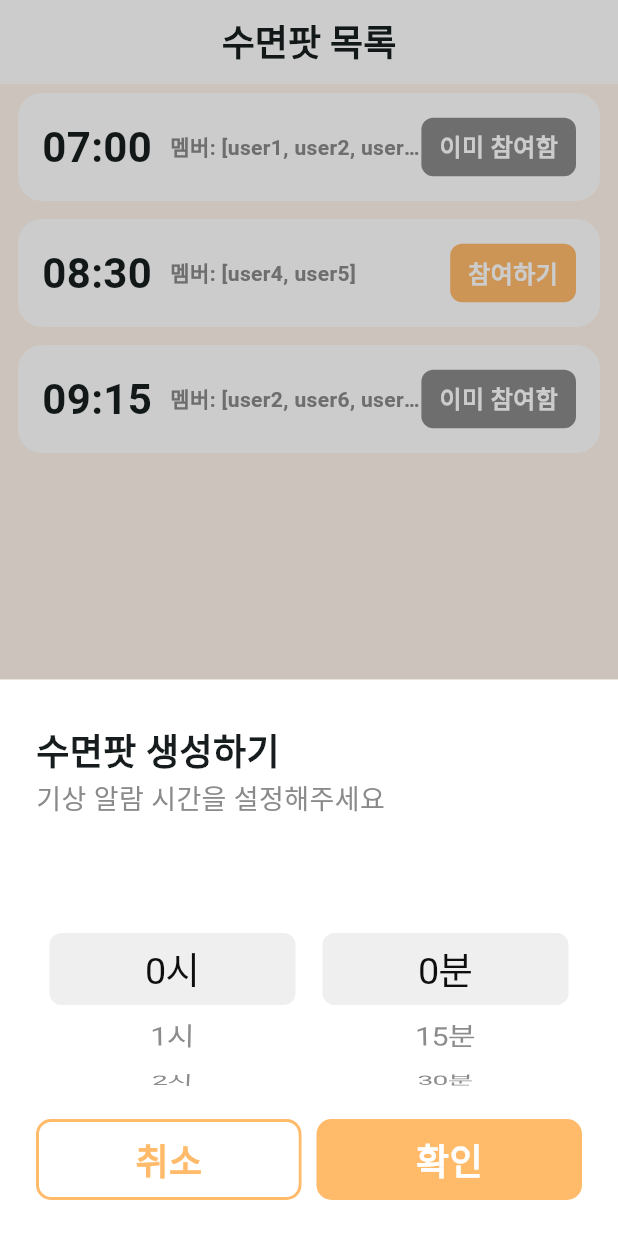
After one commit to joon363/IT_ARENA_GIPO_frontend, a Flutter app: the SleepPartyListScreen screen opened by its route, after a tap on the "alarm add" icon, on a phone screen of 412 x 824 dp. The commit adds this screen. Run offline on Flutter 3.47's test engine with Material 3 defaults, Android fonts, the light colour scheme and no system bars; our stand-ins replace camera.

Commit message:
Feat: Implemented Party screen

```diff
--- a/lib/connections/api_calls.dart
+++ b/lib/connections/api_calls.dart
@@ -2,6 +2,7 @@ import 'dart:convert';
 import 'dart:io';
 import 'package:http/http.dart' as http;
 import 'package:flutter/services.dart';
+import '../models/party_model.dart';
 import '../models/userStatus.dart';
 import '../models/friend_model.dart';
 
@@ -130,3 +131,27 @@ Future<List<Friend>> fetchFriends() async {
     throw Exception('Failed to load friends');
   }
 }
+
+Future<List<AlarmParty>> fetchAlarmParties() async {
+  await Future.delayed(const Duration(seconds: 1)); // 네트워크 지연 시뮬레이션
+
+  final responseData = [
+    {
+      "time": "07:00",
+      "members": ["user1", "user2", "user3"],
+      "isParticipating": true,
+    },
+    {
+      "time": "08:30",
+      "members": ["user4", "user5"],
+      "isParticipating": false,
+    },
+    {
+      "time": "09:15",
+      "members": ["user2", "user6", "user7", "user8"],
+      "isParticipating": true,
+    },
+  ];
+
+  return responseData.map((json) => AlarmParty.fromJson(json)).toList();
+}
--- a/lib/main.dart
+++ b/lib/main.dart
@@ -3,6 +3,7 @@ import 'themes.dart';
 import 'screens/home_screen.dart';
 import 'screens/alarm_screen.dart';
 import 'screens/friends_screen.dart';
+import 'screens/sleep_party_list_screen.dart';
 
 void main()  {
   runApp(const MyApp());
@@ -18,11 +19,12 @@ class MyApp extends StatelessWidget {
       title: 'ITARENA',
       theme: AppTheme.lightTheme(context),
       // 첫 화면: 로그인
-      initialRoute: '/friends',
+      initialRoute: '/',
       routes: {
         '/': (context) => const HomeScreen(),
         '/alarm': (context) => const AlarmScreen(),
         '/friends': (context) => const FriendsScreen(),
+        '/sleepPartyList': (context) => const SleepPartyListScreen(),
       },
     );
   }
--- /dev/null
+++ b/lib/models/party_model.dart
@@ -0,0 +1,19 @@
+class AlarmParty {
+  final String time;          // "08:30" 형식
+  final List<String> members; // 멤버 이름 목록
+  bool isParticipating; // 나의 참여 여부
+
+  AlarmParty({
+    required this.time,
+    required this.members,
+    required this.isParticipating,
+  });
+
+  factory AlarmParty.fromJson(Map<String, dynamic> json) {
+    return AlarmParty(
+      time: json['time'],
+      members: List<String>.from(json['members']),
+      isParticipating: json['isParticipating'],
+    );
+  }
+}
--- /dev/null
+++ b/lib/screens/sleep_party_list_screen.dart
@@ -0,0 +1,271 @@
+import 'package:flutter/material.dart';
+import '../connections/api_calls.dart';
+import '../models/party_model.dart';
+import '../themes.dart';
+import 'package:flutter/cupertino.dart';
+class SleepPartyListScreen extends StatefulWidget {
+  const SleepPartyListScreen({super.key});
+
+  @override
+  State<SleepPartyListScreen> createState() => _SleepPartyListScreenState();
+}
+
+class _SleepPartyListScreenState extends State<SleepPartyListScreen> {
+  late Future<List<AlarmParty>> _alarmPartiesFuture;
+  Duration duration = const Duration(hours: 1, minutes: 30);
+  int selectedHour = 0;
+  int selectedMinute = 0;
+  final List<int> hours = List.generate(24, (index) => index);
+  final List<int> minutes = [0, 15, 30, 45];
+
+  // This shows a CupertinoModalPopup with a reasonable fixed height which hosts
+  // a CupertinoTimerPicker.
+  void _showDialog(Widget child) {
+    showCupertinoModalPopup<void>(
+      context: context,
+      builder: (BuildContext context) => Container(
+        padding: const EdgeInsets.only(top: 6.0),
+        // The bottom margin is provided to align the popup above the system
+        // navigation bar.
+        margin: EdgeInsets.only(bottom: MediaQuery.of(context).viewInsets.bottom),
+        // Provide a background color for the popup.
+        color: CupertinoColors.systemBackground.resolveFrom(context),
+        // Use a SafeArea widget to avoid system overlaps.
+        child: Material(
+          child: Container(
+            padding: EdgeInsets.all(24),
+            decoration: BoxDecoration(
+              borderRadius: BorderRadius.circular(16)
+            ),
+            child: Column(
+              mainAxisSize: MainAxisSize.min,
+              crossAxisAlignment: CrossAxisAlignment.start,
+              children: [
+                Text("수면팟 생성하기", style: TextStyle(fontSize: 24, fontWeight: FontWeight.bold),),
+                Text("기상 알람 시간을 설정해주세요", style: TextStyle(fontSize: 18, color: gray),),
+                child,
+                Row(
+                  spacing: 10,
+                  children: [
+                    Expanded(
+                      child: Container(
+                        alignment: Alignment.center,
+                        decoration: BoxDecoration(
+                          border: Border.all(color: orange, width: 2),
+                          borderRadius: BorderRadius.circular(10),
+                        ),
+                        child: Material(
+                          color: Colors.white,
+                          borderRadius: BorderRadius.circular(10),
+                          child: InkWell(
+                            borderRadius: BorderRadius.circular(10),
+                            highlightColor: Colors.white10,
+                            onTap: () {
+                              Navigator.pop(context);
+                            },
+                            child: Container(
+                              width: double.infinity,  // ✅ InkWell이 전체 채우게
+                              //height: double.infinity, // ✅ 높이도 맞춰줌
+                              alignment: Alignment.center,
+                              padding: const EdgeInsets.symmetric(vertical: 8, horizontal: 16),
+                              child: Text(
+                                "취소",
+                                style: TextStyle(
+                                  fontSize: 24,
+                                  fontWeight: FontWeight.bold,
+                                  color: orange,
+                                ),
+                              ),
+                            ),
+                          ),
+                        ),
+                      )
+
+                    ),
+                    Expanded(child: Container(
+                      alignment: Alignment.center,
+                      decoration: BoxDecoration(
+                        border: Border.all(color: orange, width: 2),
+                        borderRadius: BorderRadius.circular(10),
+                        color: orange
+                      ),
+                      child: Material(
+                        color: Colors.transparent,
+                        borderRadius: BorderRadius.circular(10),
+                        child: InkWell(
+                          borderRadius: BorderRadius.circular(10),
+                          //highlightColor: Colors.white10,
+                          onTap: () {
+                            // TODO: 서버에 요청
+                            Navigator.pop(context);
+                          },
+                          child: Container(
+                            width: double.infinity,  // ✅ InkWell이 전체 채우게
+                            //height: double.infinity, // ✅ 높이도 맞춰줌
+                            alignment: Alignment.center,
+                            padding: const EdgeInsets.symmetric(vertical: 8, horizontal: 16),
+                            child: Text(
+                              "확인",
+                              style: TextStyle(fontSize: 24, fontWeight:FontWeight.bold, color: Colors.white),
+                            ),
+                          ),
+                        ),
+                      ),
+                    )
+
+                    ),
+                  ],
+                )
+              ],)
+          ),
+        )
+      ),
+    );
+  }
+
+  @override
+  void initState() {
+    super.initState();
+    _alarmPartiesFuture = fetchAlarmParties();
+  }
+
+  @override
+  Widget build(BuildContext context) {
+    const double itemExtent = 40.0;
+
+    return Scaffold(
+      appBar: AppBar(automaticallyImplyLeading: false, title: const Text("수면팟 목록", style: TextStyle(fontSize: 24, fontWeight: FontWeight.bold))),
+      backgroundColor: backGround,
+      body: FutureBuilder<List<AlarmParty>>(
+        future: _alarmPartiesFuture,
+        builder: (context, snapshot) {
+          if (snapshot.connectionState == ConnectionState.waiting) {
+            return const Center(child: CircularProgressIndicator());
+          } else if (snapshot.hasError) {
+            return Center(child: Text("오류 발생: ${snapshot.error}"));
+          } else if (!snapshot.hasData || snapshot.data!.isEmpty) {
+            return const Center(child: Text("참여 가능한 파티가 없습니다."));
+          }
+
+          final parties = snapshot.data!;
+
+          return ListView.builder(
+            itemCount: parties.length,
+            itemBuilder: (context, index) {
+              final party = parties[index];
+              return Container(
+                margin: EdgeInsets.symmetric(horizontal: 12, vertical: 6),
+                padding: EdgeInsets.all(16),
+                decoration: BoxDecoration(
+                  borderRadius: BorderRadius.circular(16),
+                  color: Colors.white
+                ),
+                child: Row(
+                  mainAxisAlignment: MainAxisAlignment.spaceBetween,
+                  children: [
+                    Expanded(
+                      child: Row(
+                        spacing: 12,
+                        children: [
+                          Text(party.time, style: TextStyle(fontSize: 28, fontWeight: FontWeight.bold),),
+                          Expanded(child: Text('멤버: ${party.members.toString()}',
+                              style: TextStyle(color: gray, fontSize: 14, fontWeight: FontWeight.bold, overflow: TextOverflow.ellipsis)),
+                          )
+                        ],
+                      ),
+                    ),
+                    Material(
+                      color: party.isParticipating ? gray : orange,
+                      borderRadius: BorderRadius.circular(8),
+                      elevation: 0,
+                      child: InkWell(
+                        borderRadius: BorderRadius.circular(8),
+                        enableFeedback: !party.isParticipating,
+                        onTap: party.isParticipating
+                            ? null
+                            : () {
+                          //TODO: call API;
+                        },
+                        splashColor: party.isParticipating ? Colors.transparent : null,
+                        highlightColor: party.isParticipating ? Colors.transparent : null,
+                        child: Container(
+                          height: 39,
+                          padding: const EdgeInsets.symmetric(horizontal: 12),
+                          alignment: Alignment.center,
+                          child: Text(
+                            party.isParticipating ? "이미 참여함" : "참여하기",
+                            style: const TextStyle(
+                              color: Colors.white,
+                              fontSize: 16,
+                              fontWeight: FontWeight.bold,
+                            ),
+                          ),
+                        ),
+                      ),
+                    )
+
+                  ]
+                )
+              );
+            },
+          );
+        },
+      ),
+      floatingActionButton: FloatingActionButton(
+        onPressed: () =>
+        _showDialog(
+          SizedBox(
+            height: 200,
+            child:
+            Row(
+              mainAxisAlignment: MainAxisAlignment.center,
+              children: [
+                // 시 Picker
+                Expanded(
+                  child: CupertinoPicker(
+                    magnification: 1.2,
+                    squeeze: 1.1,
+                    useMagnifier: true,
+                    itemExtent: itemExtent,
+                    scrollController: FixedExtentScrollController(initialItem: selectedHour),
+                    onSelectedItemChanged: (int index) {
+                      setState(() => selectedHour = index);
+                    },
+                    children: List<Widget>.generate(
+                      hours.length,
+                          (int index) => Center(child: Text('${hours[index]}시')),
+                    ),
+                  ),
+                ),
+                // 분 Picker
+                Expanded(
+                  child: CupertinoPicker(
+                    magnification: 1.2,
+                    squeeze: 1.1,
+                    useMagnifier: true,
+                    itemExtent: itemExtent,
+                    scrollController: FixedExtentScrollController(
+                      initialItem: minutes.indexOf(selectedMinute),
+                    ),
+                    onSelectedItemChanged: (int index) {
+                      setState(() => selectedMinute = minutes[index]);
+                    },
+                    children: List<Widget>.generate(
+                      minutes.length,
+                          (int index) => Center(child: Text('${minutes[index]}분')),
+                    ),
+                  ),
+                ),
+              ],
+            ),
+          )
+        ),
+        backgroundColor: orange,
+
+        shape: CircleBorder(),
+        elevation: 2,
+        child: Icon(Icons.alarm_add, color: Colors.white, size: 30,),
+      ),
+    );
+  }
+}
--- a/lib/themes.dart
+++ b/lib/themes.dart
@@ -8,8 +8,8 @@ const Color green3 = Color(0xFFC1ECC8);
 const Color green4 = Color(0xFFECF9E9);
 const Color darkBlue = Color(0xFF2D77C1);
 const Color darkGreen = Color(0xFF2BB559);
-const Color backGround = Color(0xFFFEFDF6);
-const Color gray = Color(0xFFE5E3E5);
+const Color backGround = Color(0xFFFFF5EB);
+const Color gray = Color(0xFF8A8A8A);
 const Color gray2 = Color(0xFFDBDADC);
 const Color gray3 = Color(0xFF9B9A9C);
 const Color gray4 = Color(0xFF8A888A);
```
